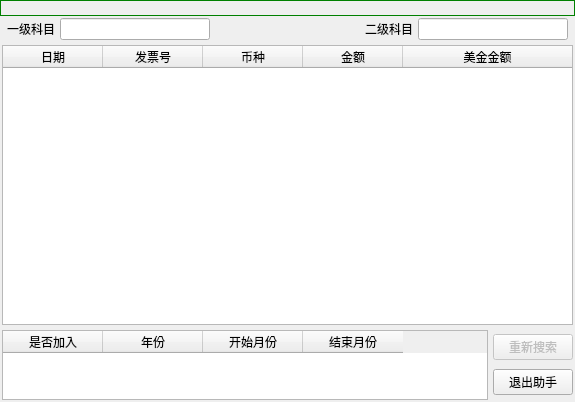
This is forms/lookysyfitemform.ui in wangkungit5905/PzAssistant as Qt 5 draws it before an edit. The edited form follows.
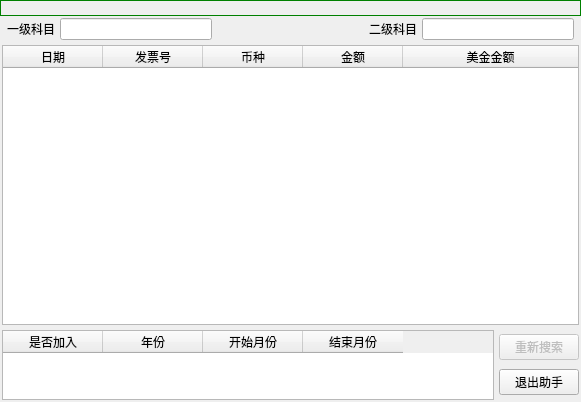
This is the edited form.

```diff
--- a/forms/lookysyfitemform.ui
+++ b/forms/lookysyfitemform.ui
@@ -6,7 +6,7 @@
    <rect>
     <x>0</x>
     <y>0</y>
-    <width>575</width>
+    <width>581</width>
     <height>402</height>
    </rect>
   </property>
```
